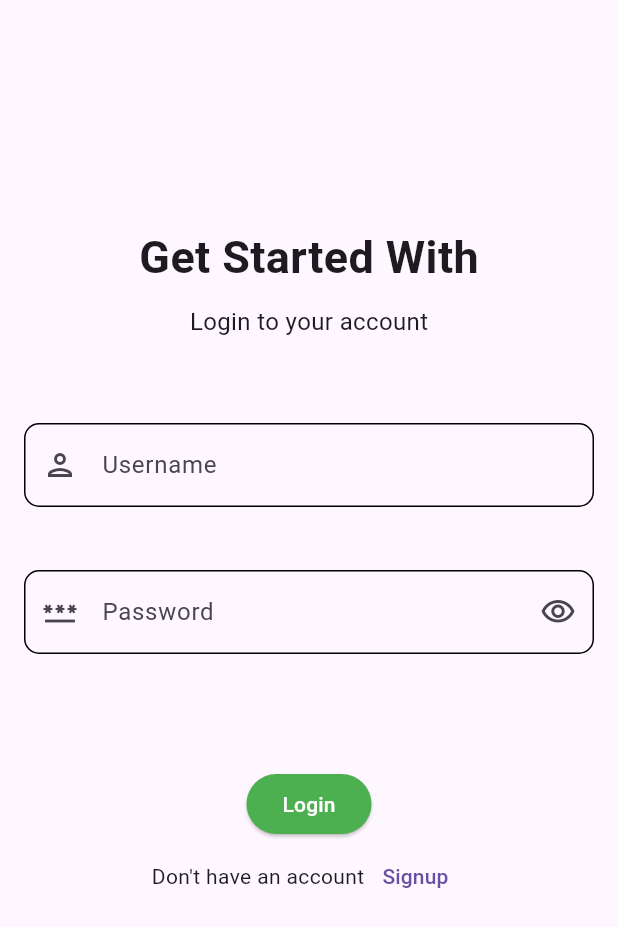
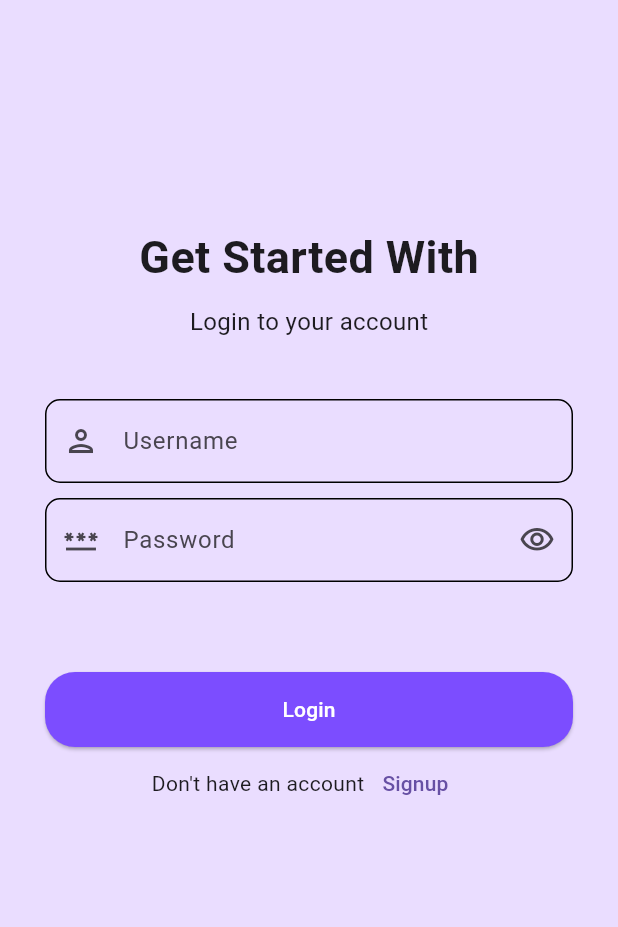
Before and after one commit to nasir-uddin-dev/Task_Management_App, a Flutter app: the screen it shows after launch, on a phone screen of 412 x 824 dp. Shown: the top 927 px of the screen. Run offline on Flutter 3.47's test engine with Material 3 defaults, Android fonts, the phone set to English and light mode, and no system bars; our stand-ins replace flutter_svg.

Commit message:
login_screen

```diff
--- a/lib/ui/screen/login_screen.dart
+++ b/lib/ui/screen/login_screen.dart
@@ -1,5 +1,4 @@
 import 'package:flutter/material.dart';
-import 'package:hive_flutter/hive_flutter.dart';
 import 'package:task_management_app/ui/screen/signUp_screen.dart';
 
 class LoginScreen extends StatefulWidget {
@@ -21,8 +20,11 @@ class _LoginScreenState extends State<LoginScreen> {
   @override
   Widget build(BuildContext context) {
     return Scaffold(
+      backgroundColor: Theme.of(context).colorScheme.primaryContainer,
       body: Form(
         key: _formkey,
+        child: SingleChildScrollView(
+          padding: EdgeInsets.symmetric(horizontal: 30),
           child: Column(
             children: [
               SizedBox(height: 150),
@@ -33,9 +35,7 @@ class _LoginScreenState extends State<LoginScreen> {
               SizedBox(height: 10),
               Text('Login to your account', style: TextStyle(fontSize: 16)),
               SizedBox(height: 40),
-            Padding(
-              padding: const EdgeInsets.all(16.0),
-              child: TextFormField(
+              TextFormField(
                 controller: _controllerUsername,
                 keyboardType: TextInputType.name,
                 decoration: InputDecoration(
@@ -49,13 +49,8 @@ class _LoginScreenState extends State<LoginScreen> {
                   ),
                 ),
               ),
-            ),
-
               SizedBox(height: 10),
-
-            Padding(
-              padding: EdgeInsets.all(16),
-              child: TextFormField(
+              TextFormField(
                 controller: _controllerPassword,
                 focusNode: _focusNodePassword,
                 obscureText: _obscurePassword,
@@ -81,13 +76,13 @@ class _LoginScreenState extends State<LoginScreen> {
                   ),
                 ),
               ),
-            ),
               SizedBox(height: 60),
               Column(
                 children: [
                   ElevatedButton(
                     style: ElevatedButton.styleFrom(
-                    backgroundColor: Colors.green,
+                      minimumSize: Size.fromHeight(50),
+                      backgroundColor: Colors.deepPurpleAccent,
                       foregroundColor: Colors.white,
                       shape: RoundedRectangleBorder(
                         borderRadius: BorderRadius.circular(20),
@@ -114,10 +109,11 @@ class _LoginScreenState extends State<LoginScreen> {
                   TextButton(
                     onPressed: () {
                       Navigator.push(
-                      context,  //Current Page
+                        context, //Current Page
                         MaterialPageRoute(
-                        builder: (context) {  //building next page
-                          return SignupScreen();  //Widget
+                          builder: (context) {
+                            //building next page
+                            return SignupScreen(); //Widget
                           },
                         ),
                       );
@@ -129,6 +125,16 @@ class _LoginScreenState extends State<LoginScreen> {
             ],
           ),
         ),
+      ),
     );
   }
+
+  @override
+  void dispose() {
+    // TODO: implement dispose
+    super.dispose();
+    _focusNodePassword.dispose();
+    _controllerUsername.dispose();
+    _controllerPassword.dispose();
   }
+}
```
Lines whose indentation alone changed are shown as unchanged.
